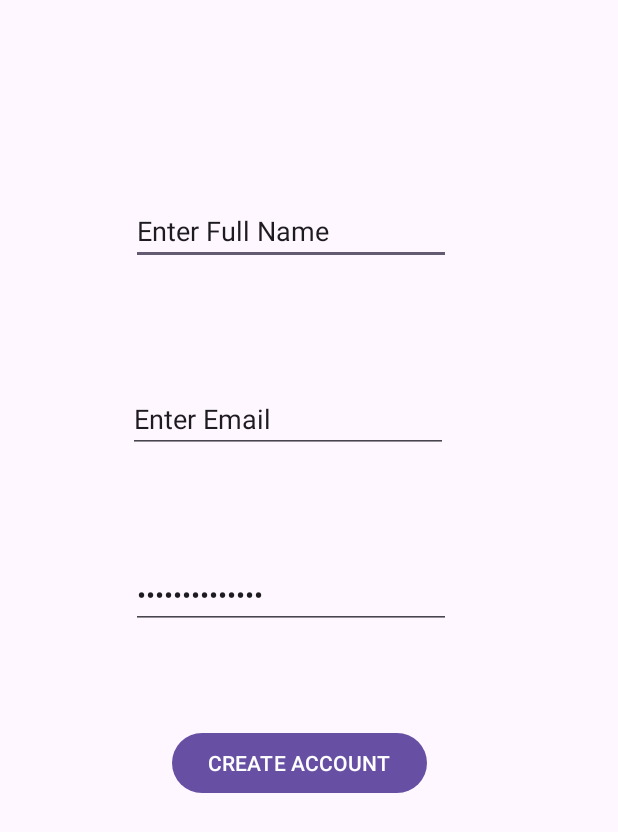
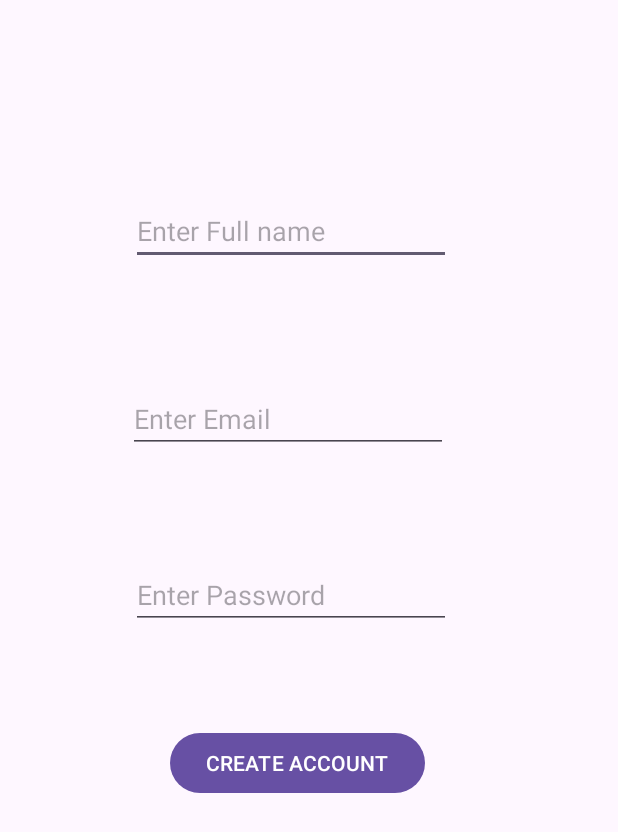
Before and after one commit to mikumecaroline/Firebase, an Android app: the RegisterActivity screen opened directly, with no data from a screen before it, on a phone screen of 412 x 824 dp. Shown: the top 832 px of the screen. Run offline under Robolectric (Android 15) with nearby library versions, the phone set to English and light mode, and no system bars; our stand-ins replace Firebase (no records; nobody signed in at launch, a user with empty details on screens opened directly).

Commit message:
added my work

```diff
--- a/app/src/main/java/com/example/firebaseapp_carol/RegisterActivity.kt
+++ b/app/src/main/java/com/example/firebaseapp_carol/RegisterActivity.kt
@@ -3,6 +3,7 @@ package com.example.firebaseapp_carol
 import android.content.Intent
 import androidx.appcompat.app.AppCompatActivity
 import android.os.Bundle
+import android.util.Log
 import android.widget.Button
 import android.widget.EditText
 import android.widget.Toast
@@ -42,10 +43,11 @@ class RegisterActivity : AppCompatActivity() {
                     if (it.isSuccessful){
                         Toast.makeText(this, "User Created Successfully", Toast.LENGTH_SHORT).show()
 
-                        var  gotomain = Intent(this, MainActivity::class.java)
+                        var  gotomain = Intent(this, LoginActivity::class.java)
                         startActivity(gotomain)
                         finish()
                     }else{
+                        Log.d("TAG", "ERROR---->", it.exception)
                         Toast.makeText(this, "Failed to create account", Toast.LENGTH_SHORT).show()
                     }
                 }
--- a/app/src/main/res/layout/activity_login.xml
+++ b/app/src/main/res/layout/activity_login.xml
@@ -13,8 +13,8 @@
         android:layout_marginStart="3dp"
         android:layout_marginBottom="52dp"
         android:ems="10"
+        android:hint="Enter Email"
         android:inputType="text"
-        android:text="Enter email"
         app:layout_constraintBottom_toTopOf="@+id/edtpass"
         app:layout_constraintStart_toStartOf="@+id/edtpass" />
 
@@ -45,9 +45,9 @@
         android:layout_marginStart="74dp"
         android:layout_marginTop="261dp"
         android:ems="10"
+        android:hint="Enter Paassword"
         android:inputType="textPassword"
         app:layout_constraintStart_toStartOf="parent"
-        app:layout_constraintTop_toTopOf="parent"
-        tools:text="Enter Password" />
+        app:layout_constraintTop_toTopOf="parent" />
 
 </androidx.constraintlayout.widget.ConstraintLayout>
--- a/app/src/main/res/layout/activity_register.xml
+++ b/app/src/main/res/layout/activity_register.xml
@@ -12,8 +12,8 @@
         android:layout_height="wrap_content"
         android:layout_marginTop="131dp"
         android:ems="10"
+        android:hint="Enter Full name"
         android:inputType="text"
-        android:text="Enter Full Name"
         app:layout_constraintEnd_toEndOf="@+id/edtPassreg"
         app:layout_constraintStart_toStartOf="@+id/edtPassreg"
         app:layout_constraintTop_toTopOf="parent" />
@@ -25,8 +25,8 @@
         android:layout_marginStart="87dp"
         android:layout_marginTop="72dp"
         android:ems="10"
+        android:hint="Enter Password"
         android:inputType="textPassword"
-        android:text="Enter Password"
         app:layout_constraintStart_toStartOf="parent"
         app:layout_constraintTop_toBottomOf="@+id/edtemailreg" />
 
@@ -35,7 +35,7 @@
         android:layout_width="wrap_content"
         android:layout_height="wrap_content"
         android:layout_marginTop="65dp"
-        android:layout_marginEnd="16dp"
+        android:layout_marginEnd="17dp"
         android:text="CREATE ACCOUNT"
         app:layout_constraintEnd_toEndOf="@+id/edtPassreg"
         app:layout_constraintTop_toBottomOf="@+id/edtPassreg" />
@@ -47,8 +47,8 @@
         android:layout_marginStart="85dp"
         android:layout_marginTop="80dp"
         android:ems="10"
+        android:hint="Enter Email"
         android:inputType="text"
-        android:text="Enter Email"
         app:layout_constraintStart_toStartOf="parent"
         app:layout_constraintTop_toBottomOf="@+id/edtnamereg" />
 </androidx.constraintlayout.widget.ConstraintLayout>
```
Also changed, not shown: app/src/main/java/com/example/firebaseapp_carol/LoginActivity.kt (+7 -0 lines).
